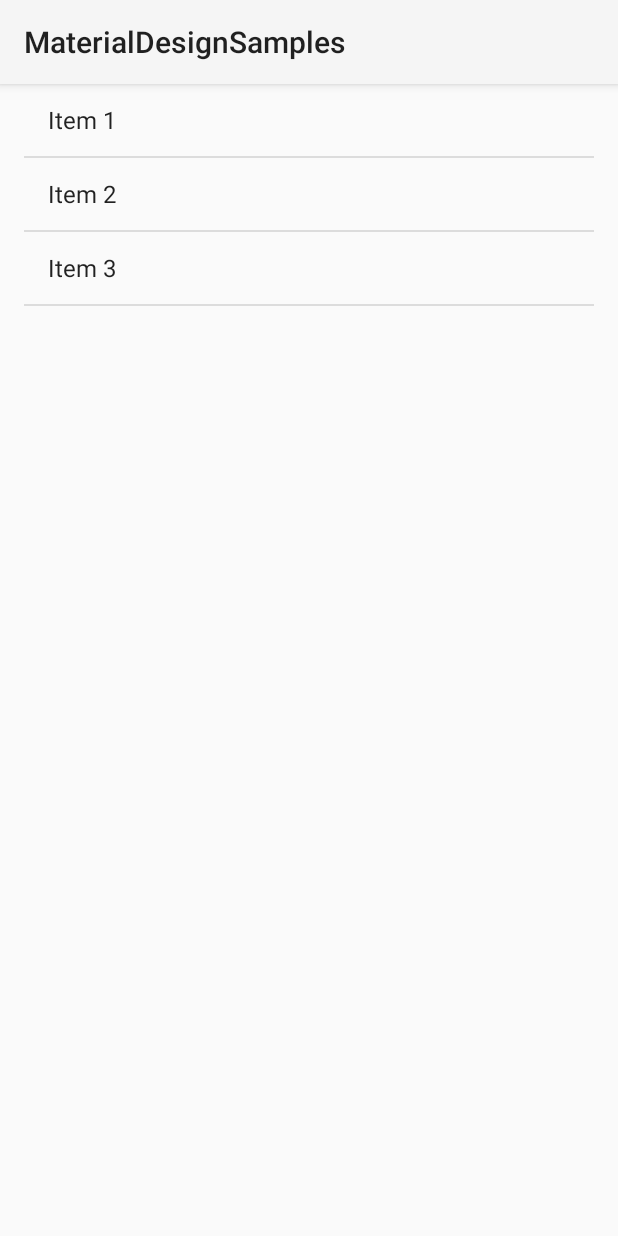
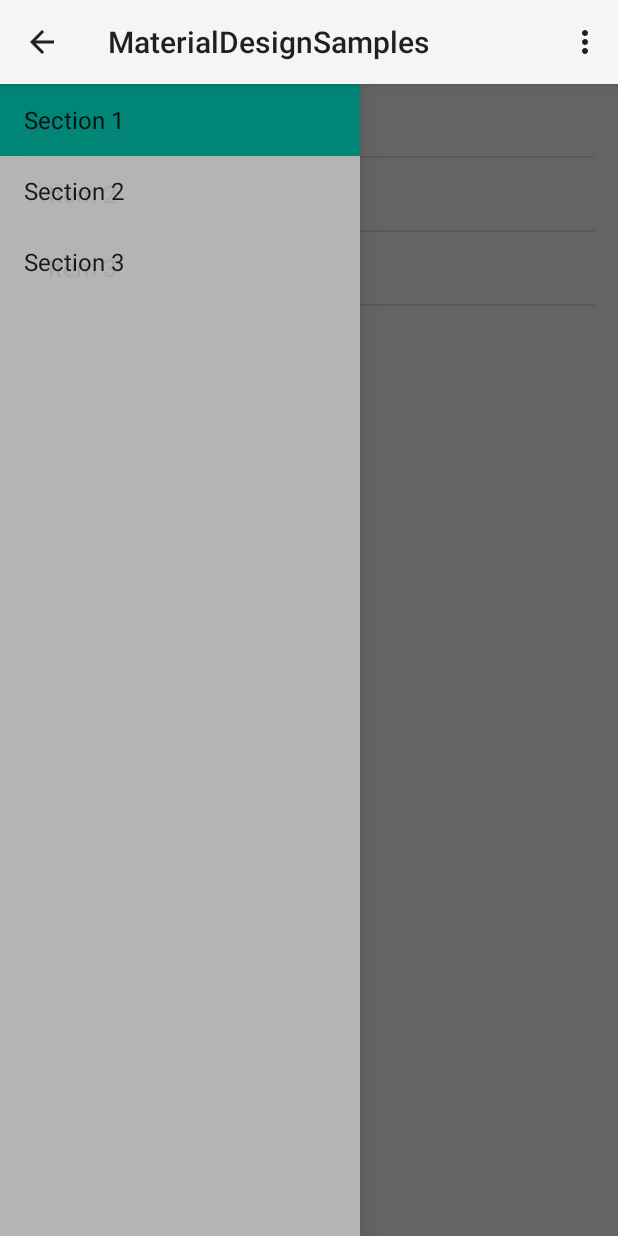
Before and after one commit to ArturKlajnerok/MaterialDesignSamples, an Android app: the screen it shows after launch (SampleListActivity), on a phone screen of 412 x 824 dp. Run offline under Robolectric (Android 15) with nearby library versions, the phone set to English and light mode, and no system bars; 2 statements that could not run were skipped.

Commit message:
Actionbar drawer support

```diff
--- a/app/build.gradle
+++ b/app/build.gradle
@@ -22,4 +22,5 @@ android {
 dependencies {
     compile fileTree(dir: 'libs', include: ['*.jar'])
     compile 'com.android.support:support-v4:21.0.2'
+    compile 'com.android.support:appcompat-v7:21.0.2'
 }
--- /dev/null
+++ b/app/src/main/java/com/example/materialdesignsamples/NavigationDrawerFragment.java
@@ -0,0 +1,282 @@
+package com.example.materialdesignsamples;
+
+
+import android.app.ActionBar;
+import android.app.Activity;
+import android.app.Fragment;
+import android.content.SharedPreferences;
+import android.content.res.Configuration;
+import android.os.Bundle;
+import android.preference.PreferenceManager;
+import android.support.v4.app.ActionBarDrawerToggle;
+import android.support.v4.view.GravityCompat;
+import android.support.v4.widget.DrawerLayout;
+import android.view.LayoutInflater;
+import android.view.Menu;
+import android.view.MenuInflater;
+import android.view.MenuItem;
+import android.view.View;
+import android.view.ViewGroup;
+import android.widget.AdapterView;
+import android.widget.ArrayAdapter;
+import android.widget.ListView;
+import android.widget.Toast;
+
+/**
+ * Fragment used for managing interactions for and presentation of a navigation drawer.
+ * See the <a href="https://developer.android.com/design/patterns/navigation-drawer.html#Interaction">
+ * design guidelines</a> for a complete explanation of the behaviors implemented here.
+ */
+public class NavigationDrawerFragment extends Fragment {
+
+    /**
+     * Remember the position of the selected item.
+     */
+    private static final String STATE_SELECTED_POSITION = "selected_navigation_drawer_position";
+
+    /**
+     * Per the design guidelines, you should show the drawer on launch until the user manually
+     * expands it. This shared preference tracks this.
+     */
+    private static final String PREF_USER_LEARNED_DRAWER = "navigation_drawer_learned";
+
+    /**
+     * A pointer to the current callbacks instance (the Activity).
+     */
+    private NavigationDrawerCallbacks mCallbacks;
+
+    /**
+     * Helper component that ties the action bar to the navigation drawer.
+     */
+    private ActionBarDrawerToggle mDrawerToggle;
+
+    private DrawerLayout mDrawerLayout;
+    private ListView mDrawerListView;
+    private View mFragmentContainerView;
+
+    private int mCurrentSelectedPosition = 0;
+    private boolean mFromSavedInstanceState;
+    private boolean mUserLearnedDrawer;
+
+    public NavigationDrawerFragment() {
+    }
+
+    @Override
+    public void onCreate(Bundle savedInstanceState) {
+        super.onCreate(savedInstanceState);
+
+        // Read in the flag indicating whether or not the user has demonstrated awareness of the
+        // drawer. See PREF_USER_LEARNED_DRAWER for details.
+        SharedPreferences sp = PreferenceManager.getDefaultSharedPreferences(getActivity());
+        mUserLearnedDrawer = sp.getBoolean(PREF_USER_LEARNED_DRAWER, false);
+
+        if (savedInstanceState != null) {
+            mCurrentSelectedPosition = savedInstanceState.getInt(STATE_SELECTED_POSITION);
+            mFromSavedInstanceState = true;
+        }
+
+        // Select either the default item (0) or the last selected item.
+        selectItem(mCurrentSelectedPosition);
+    }
+
+    @Override
+    public void onActivityCreated(Bundle savedInstanceState) {
+        super.onActivityCreated(savedInstanceState);
+        // Indicate that this fragment would like to influence the set of actions in the action bar.
+        setHasOptionsMenu(true);
+    }
+
+    @Override
+    public View onCreateView(LayoutInflater inflater, ViewGroup container,
+                             Bundle savedInstanceState) {
+        mDrawerListView = (ListView) inflater.inflate(
+                R.layout.fragment_navigation_drawer, container, false);
+        mDrawerListView.setOnItemClickListener(new AdapterView.OnItemClickListener() {
+            @Override
+            public void onItemClick(AdapterView<?> parent, View view, int position, long id) {
+                selectItem(position);
+            }
+        });
+        mDrawerListView.setAdapter(new ArrayAdapter<String>(
+                getActionBar().getThemedContext(),
+                android.R.layout.simple_list_item_activated_1,
+                android.R.id.text1,
+                new String[]{
+                        getString(R.string.title_section1),
+                        getString(R.string.title_section2),
+                        getString(R.string.title_section3),
+                }));
+        mDrawerListView.setItemChecked(mCurrentSelectedPosition, true);
+        return mDrawerListView;
+    }
+
+    public boolean isDrawerOpen() {
+        return mDrawerLayout != null && mDrawerLayout.isDrawerOpen(mFragmentContainerView);
+    }
+
+    /**
+     * Users of this fragment must call this method to set up the navigation drawer interactions.
+     *
+     * @param fragmentId   The android:id of this fragment in its activity's layout.
+     * @param drawerLayout The DrawerLayout containing this fragment's UI.
+     */
+    public void setUp(int fragmentId, DrawerLayout drawerLayout) {
+        mFragmentContainerView = getActivity().findViewById(fragmentId);
+        mDrawerLayout = drawerLayout;
+
+        // set a custom shadow that overlays the main content when the drawer opens
+        mDrawerLayout.setDrawerShadow(R.drawable.drawer_shadow, GravityCompat.START);
+        // set up the drawer's list view with items and click listener
+
+        ActionBar actionBar = getActionBar();
+        actionBar.setDisplayHomeAsUpEnabled(true);
+        actionBar.setHomeButtonEnabled(true);
+
+        // ActionBarDrawerToggle ties together the the proper interactions
+        // between the navigation drawer and the action bar app icon.
+        mDrawerToggle = new ActionBarDrawerToggle(
+                getActivity(),                    /* host Activity */
+                mDrawerLayout,                    /* DrawerLayout object */
+                R.drawable.ic_drawer,             /* nav drawer image to replace 'Up' caret */
+                R.string.navigation_drawer_open,  /* "open drawer" description for accessibility */
+                R.string.navigation_drawer_close  /* "close drawer" description for accessibility */
+        ) {
+            @Override
+            public void onDrawerClosed(View drawerView) {
+                super.onDrawerClosed(drawerView);
+                if (!isAdded()) {
+                    return;
+                }
+
+                getActivity().invalidateOptionsMenu(); // calls onPrepareOptionsMenu()
+            }
+
+            @Override
+            public void onDrawerOpened(View drawerView) {
+                super.onDrawerOpened(drawerView);
+                if (!isAdded()) {
+                    return;
+                }
+
+                if (!mUserLearnedDrawer) {
+                    // The user manually opened the drawer; store this flag to prevent auto-showing
+                    // the navigation drawer automatically in the future.
+                    mUserLearnedDrawer = true;
+                    SharedPreferences sp = PreferenceManager
+                            .getDefaultSharedPreferences(getActivity());
+                    sp.edit().putBoolean(PREF_USER_LEARNED_DRAWER, true).apply();
+                }
+
+                getActivity().invalidateOptionsMenu(); // calls onPrepareOptionsMenu()
+            }
+        };
+
+        // If the user hasn't 'learned' about the drawer, open it to introduce them to the drawer,
+        // per the navigation drawer design guidelines.
+        if (!mUserLearnedDrawer && !mFromSavedInstanceState) {
+            mDrawerLayout.openDrawer(mFragmentContainerView);
+        }
+
+        // Defer code dependent on restoration of previous instance state.
+        mDrawerLayout.post(new Runnable() {
+            @Override
+            public void run() {
+                mDrawerToggle.syncState();
+            }
+        });
+
+        mDrawerLayout.setDrawerListener(mDrawerToggle);
+    }
+
+    private void selectItem(int position) {
+        mCurrentSelectedPosition = position;
+        if (mDrawerListView != null) {
+            mDrawerListView.setItemChecked(position, true);
+        }
+        if (mDrawerLayout != null) {
+            mDrawerLayout.closeDrawer(mFragmentContainerView);
+        }
+        if (mCallbacks != null) {
+            mCallbacks.onNavigationDrawerItemSelected(position);
+        }
+    }
+
+    @Override
+    public void onAttach(Activity activity) {
+        super.onAttach(activity);
+        try {
+            mCallbacks = (NavigationDrawerCallbacks) activity;
+        } catch (ClassCastException e) {
+            throw new ClassCastException("Activity must implement NavigationDrawerCallbacks.");
+        }
+    }
+
+    @Override
+    public void onDetach() {
+        super.onDetach();
+        mCallbacks = null;
+    }
+
+    @Override
+    public void onSaveInstanceState(Bundle outState) {
+        super.onSaveInstanceState(outState);
+        outState.putInt(STATE_SELECTED_POSITION, mCurrentSelectedPosition);
+    }
+
+    @Override
+    public void onConfigurationChanged(Configuration newConfig) {
+        super.onConfigurationChanged(newConfig);
+        // Forward the new configuration the drawer toggle component.
+        mDrawerToggle.onConfigurationChanged(newConfig);
+    }
+
+    @Override
+    public void onCreateOptionsMenu(Menu menu, MenuInflater inflater) {
+        // If the drawer is open, show the global app actions in the action bar. See also
+        // showGlobalContextActionBar, which controls the top-left area of the action bar.
+        if (mDrawerLayout != null && isDrawerOpen()) {
+            inflater.inflate(R.menu.global, menu);
+            showGlobalContextActionBar();
+        }
+        super.onCreateOptionsMenu(menu, inflater);
+    }
+
+    @Override
+    public boolean onOptionsItemSelected(MenuItem item) {
+        if (mDrawerToggle.onOptionsItemSelected(item)) {
+            return true;
+        }
+
+        if (item.getItemId() == R.id.action_example) {
+            Toast.makeText(getActivity(), "Example action.", Toast.LENGTH_SHORT).show();
+            return true;
+        }
+
+        return super.onOptionsItemSelected(item);
+    }
+
+    /**
+     * Per the navigation drawer design guidelines, updates the action bar to show the global app
+     * 'context', rather than just what's in the current screen.
+     */
+    private void showGlobalContextActionBar() {
+        ActionBar actionBar = getActionBar();
+        actionBar.setDisplayShowTitleEnabled(true);
+        actionBar.setNavigationMode(ActionBar.NAVIGATION_MODE_STANDARD);
+        actionBar.setTitle(R.string.app_name);
+    }
+
+    private ActionBar getActionBar() {
+        return getActivity().getActionBar();
+    }
+
+    /**
+     * Callbacks interface that all activities using this fragment must implement.
+     */
+    public static interface NavigationDrawerCallbacks {
+        /**
+         * Called when an item in the navigation drawer is selected.
+         */
+        void onNavigationDrawerItemSelected(int position);
+    }
+}
--- a/app/src/main/java/com/example/materialdesignsamples/SampleListActivity.java
+++ b/app/src/main/java/com/example/materialdesignsamples/SampleListActivity.java
@@ -1,8 +1,15 @@
 package com.example.materialdesignsamples;
 
+import android.app.ActionBar;
+import android.app.FragmentManager;
 import android.content.Intent;
 import android.os.Bundle;
+import android.support.v4.widget.DrawerLayout;
+import android.support.v7.app.ActionBarActivity;
+import android.support.v7.widget.Toolbar;
 import android.app.Activity;
+import android.view.Menu;
+import android.view.MenuItem;
 
 
 /**
@@ -22,7 +29,17 @@ import android.app.Activity;
  * to listen for item selections.
  */
 public class SampleListActivity extends Activity
-        implements SampleListFragment.Callbacks {
+        implements SampleListFragment.Callbacks, NavigationDrawerFragment.NavigationDrawerCallbacks {
+
+    /**
+     * Fragment managing the behaviors, interactions and presentation of the navigation drawer.
+     */
+    private NavigationDrawerFragment mNavigationDrawerFragment;
+
+    /**
+     * Used to store the last screen title. For use in {@link #restoreActionBar()}.
+     */
+    private CharSequence mTitle;
 
     /**
      * Whether or not the activity is in two-pane mode, i.e. running on a tablet
@@ -49,7 +66,14 @@ public class SampleListActivity extends Activity
                     .setActivateOnItemClick(true);
         }
 
-        // TODO: If exposing deep links into your app, handle intents here.
+        mNavigationDrawerFragment = (NavigationDrawerFragment)
+                getFragmentManager().findFragmentById(R.id.navigation_drawer);
+        mTitle = getTitle();
+
+        // Set up the drawer.
+        mNavigationDrawerFragment.setUp(
+                R.id.navigation_drawer,
+                (DrawerLayout) findViewById(R.id.drawer_layout));
     }
 
     /**
@@ -78,4 +102,63 @@ public class SampleListActivity extends Activity
             startActivity(detailIntent);
         }
     }
+
+    @Override
+    public void onNavigationDrawerItemSelected(int position) {
+        // update the main content by replacing fragments
+        //FragmentManager fragmentManager = getFragmentManager();
+        //fragmentManager.beginTransaction()
+        //        .replace(R.id.container, PlaceholderFragment.newInstance(position + 1))
+        //        .commit();
+    }
+
+    public void onSectionAttached(int number) {
+        switch (number) {
+            case 1:
+                mTitle = getString(R.string.title_section1);
+                break;
+            case 2:
+                mTitle = getString(R.string.title_section2);
+                break;
+            case 3:
+                mTitle = getString(R.string.title_section3);
+                break;
+        }
+    }
+
+    public void restoreActionBar() {
+        ActionBar actionBar = getActionBar();
+        actionBar.setNavigationMode(ActionBar.NAVIGATION_MODE_STANDARD);
+        actionBar.setDisplayShowTitleEnabled(true);
+        actionBar.setTitle(mTitle);
+    }
+
+
+    @Override
+    public boolean onCreateOptionsMenu(Menu menu) {
+        if (!mNavigationDrawerFragment.isDrawerOpen()) {
+            // Only show items in the action bar relevant to this screen
+            // if the drawer is not showing. Otherwise, let the drawer
+            // decide what to show in the action bar.
+            getMenuInflater().inflate(R.menu.main, menu);
+            restoreActionBar();
+            return true;
+        }
+        return super.onCreateOptionsMenu(menu);
+    }
+
+    @Override
+    public boolean onOptionsItemSelected(MenuItem item) {
+        // Handle action bar item clicks here. The action bar will
+        // automatically handle clicks on the Home/Up button, so long
+        // as you specify a parent activity in AndroidManifest.xml.
+        int id = item.getItemId();
+
+        //noinspection SimplifiableIfStatement
+        if (id == R.id.action_settings) {
+            return true;
+        }
+
+        return super.onOptionsItemSelected(item);
+    }
 }
--- a/app/src/main/res/layout-sw600dp/activity_sample_list.xml
+++ b/app/src/main/res/layout-sw600dp/activity_sample_list.xml
@@ -1,5 +1,12 @@
-<LinearLayout xmlns:android="http://schemas.android.com/apk/res/android"
-    xmlns:tools="http://schemas.android.com/tools" android:layout_width="match_parent"
+<!-- A DrawerLayout is intended to be used as the top-level content view using match_parent for both width and height to consume the full space available. -->
+<android.support.v4.widget.DrawerLayout xmlns:android="http://schemas.android.com/apk/res/android"
+    xmlns:tools="http://schemas.android.com/tools"
+    android:id="@+id/drawer_layout"
+    android:layout_width="match_parent" android:layout_height="match_parent"
+    tools:context=".MainActivity">
+
+    <LinearLayout
+        android:layout_width="match_parent"
         android:layout_height="match_parent" android:layout_marginLeft="16dp"
         android:layout_marginRight="16dp" android:baselineAligned="false"
         android:divider="?android:attr/dividerHorizontal" android:orientation="horizontal"
@@ -10,7 +17,6 @@
         master/detail flow.
 
         -->
-
         <fragment android:id="@+id/sample_list"
             android:name="com.example.materialdesignsamples.SampleListFragment"
             android:layout_width="0dp" android:layout_height="match_parent" android:layout_weight="1"
@@ -20,3 +26,11 @@
             android:layout_height="match_parent" android:layout_weight="3" />
 
     </LinearLayout>
+
+    <fragment android:id="@+id/navigation_drawer"
+        android:layout_width="@dimen/navigation_drawer_width" android:layout_height="match_parent"
+        android:layout_gravity="start"
+        android:name="com.example.materialdesignsamples.NavigationDrawerFragment"
+        tools:layout="@layout/fragment_navigation_drawer" />
+
+</android.support.v4.widget.DrawerLayout>
--- a/app/src/main/res/layout/activity_sample_list.xml
+++ b/app/src/main/res/layout/activity_sample_list.xml
@@ -1,6 +1,22 @@
-<fragment xmlns:android="http://schemas.android.com/apk/res/android"
-    xmlns:tools="http://schemas.android.com/tools" android:id="@+id/sample_list"
-    android:name="com.example.materialdesignsamples.SampleListFragment"
+<!-- A DrawerLayout is intended to be used as the top-level content view using match_parent for both width and height to consume the full space available. -->
+<android.support.v4.widget.DrawerLayout xmlns:android="http://schemas.android.com/apk/res/android"
+    xmlns:tools="http://schemas.android.com/tools"
+    android:id="@+id/drawer_layout"
     android:layout_width="match_parent" android:layout_height="match_parent"
-    android:layout_marginLeft="16dp" android:layout_marginRight="16dp"
-    tools:context=".SampleListActivity" tools:layout="@android:layout/list_content" />
+    tools:context=".MainActivity">
+
+
+    <fragment android:id="@+id/sample_list"
+        android:name="com.example.materialdesignsamples.SampleListFragment"
+        android:layout_width="match_parent" android:layout_height="match_parent"
+        android:layout_marginLeft="16dp" android:layout_marginRight="16dp"
+        tools:context=".SampleListActivity" tools:layout="@android:layout/list_content" />
+
+
+    <fragment android:id="@+id/navigation_drawer"
+        android:layout_width="@dimen/navigation_drawer_width" android:layout_height="match_parent"
+        android:layout_gravity="start"
+        android:name="com.example.materialdesignsamples.NavigationDrawerFragment"
+        tools:layout="@layout/fragment_navigation_drawer" />
+
+</android.support.v4.widget.DrawerLayout>
--- /dev/null
+++ b/app/src/main/res/layout/fragment_navigation_drawer.xml
@@ -0,0 +1,5 @@
+<ListView xmlns:android="http://schemas.android.com/apk/res/android"
+    xmlns:tools="http://schemas.android.com/tools" android:layout_width="match_parent"
+    android:layout_height="match_parent" android:choiceMode="singleChoice"
+    android:divider="@android:color/transparent" android:dividerHeight="0dp"
+    android:background="#cccc" tools:context=".NavigationDrawerFragment" />
--- /dev/null
+++ b/app/src/main/res/menu/global.xml
@@ -0,0 +1,4 @@
+<menu xmlns:android="http://schemas.android.com/apk/res/android">
+    <item android:id="@+id/action_settings" android:title="@string/action_settings"
+        android:orderInCategory="100" android:showAsAction="never" />
+</menu>
--- /dev/null
+++ b/app/src/main/res/menu/main.xml
@@ -0,0 +1,7 @@
+<menu xmlns:android="http://schemas.android.com/apk/res/android"
+    xmlns:tools="http://schemas.android.com/tools" tools:context=".MainActivity">
+    <item android:id="@+id/action_example" android:title="@string/action_example"
+        android:showAsAction="withText|ifRoom" />
+    <item android:id="@+id/action_settings" android:title="@string/action_settings"
+        android:orderInCategory="100" android:showAsAction="never" />
+</menu>
--- a/app/src/main/res/values/strings.xml
+++ b/app/src/main/res/values/strings.xml
@@ -3,5 +3,12 @@
 
     <string name="app_name">MaterialDesignSamples</string>
     <string name="title_sample_detail">Sample Detail</string>
+    <string name="title_section1">Section 1</string>
+    <string name="title_section2">Section 2</string>
+    <string name="title_section3">Section 3</string>
+    <string name="navigation_drawer_open">Open navigation drawer</string>
+    <string name="navigation_drawer_close">Close navigation drawer</string>
+    <string name="action_example">Example action</string>
+    <string name="action_settings">Settings</string>
 
 </resources>
```
Also changed, not shown: app/src/main/res/layout/fragment_main.xml (added, +12 -0 lines), app/src/main/res/values/dimens.xml (added, +9 -0 lines), app/src/main/res/drawable-hdpi/drawer_shadow.9.png (added), app/src/main/res/drawable-hdpi/ic_drawer.png (added), app/src/main/res/drawable-mdpi/drawer_shadow.9.png (added), app/src/main/res/drawable-mdpi/ic_drawer.png (added), app/src/main/res/drawable-xhdpi/drawer_shadow.9.png (added), app/src/main/res/drawable-xhdpi/ic_drawer.png (added), app/src/main/res/drawable-xxhdpi/drawer_shadow.9.png (added), app/src/main/res/drawable-xxhdpi/ic_drawer.png (added), 1 other file. Lines whose indentation alone changed are shown as unchanged.
